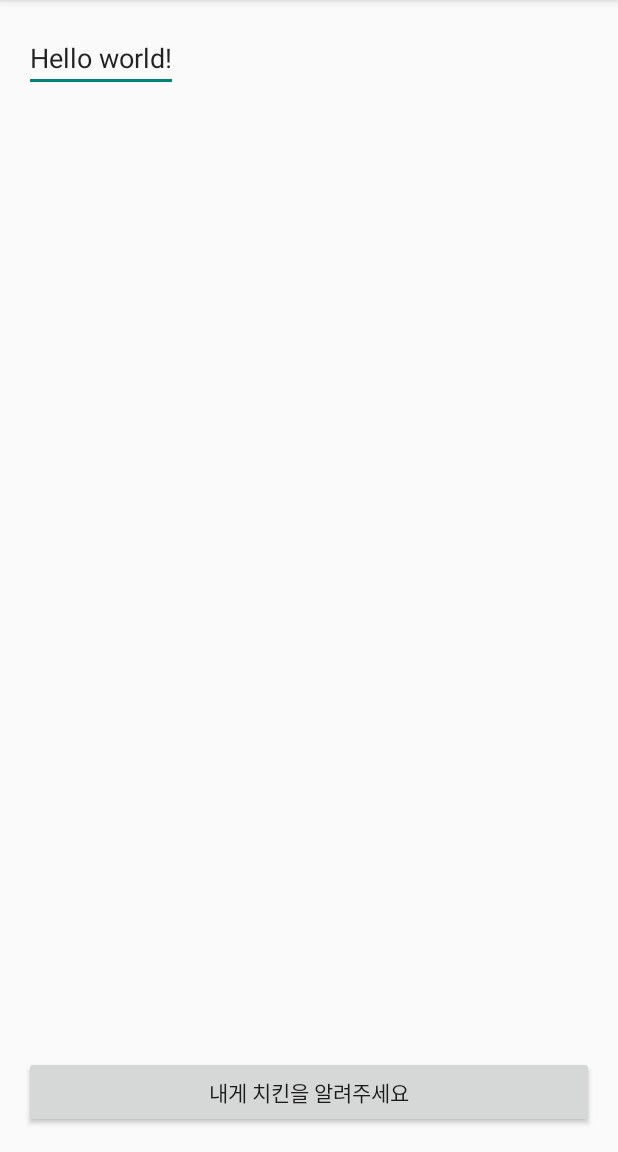
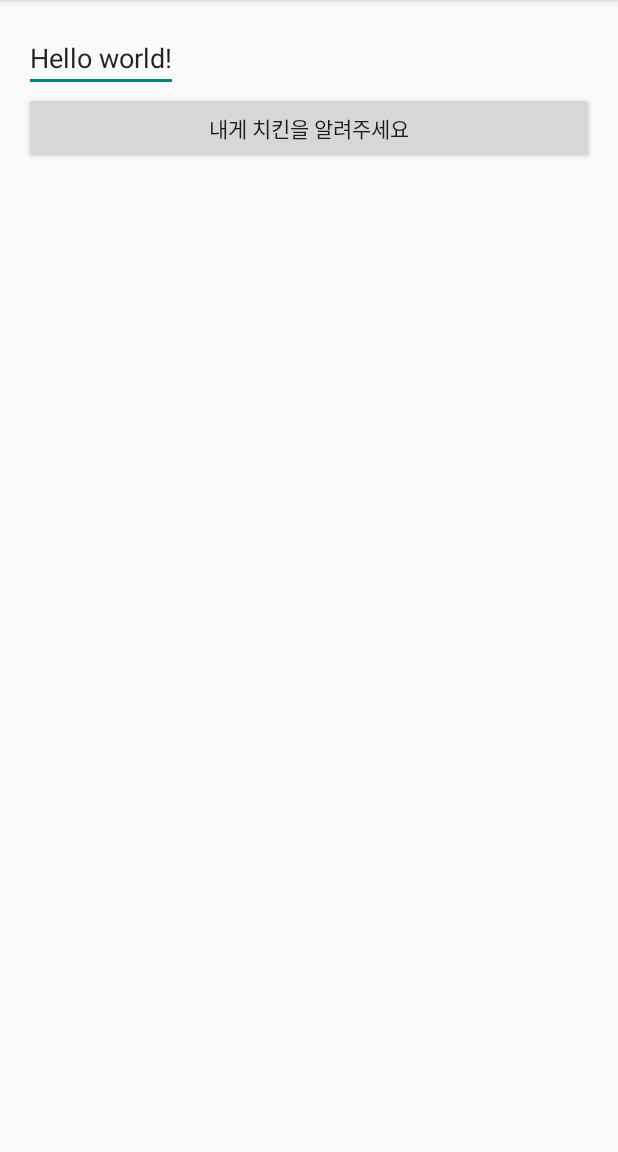
Before and after one commit to sonhayoung/randomgame, an Android app: the ResultActivity screen opened directly, with no data from a screen before it, on a phone screen of 412 x 824 dp, the part 84-1236 px from its top. Run offline under Robolectric (Android 15) with nearby library versions, the phone set to English and light mode, and no system bars; 1 statement that could not run was skipped.

```diff
--- a/mobile/build.gradle
+++ b/mobile/build.gradle
@@ -3,10 +3,9 @@ apply plugin: 'com.android.application'
 android {
     compileSdkVersion 21
     buildToolsVersion '21.1.2'
-
     defaultConfig {
         applicationId "kr.hs.emirim.thsgkdud123.monchicken"
-        minSdkVersion 15
+        minSdkVersion 19
         targetSdkVersion 21
         versionCode 1
         versionName "1.0"
@@ -17,6 +16,8 @@ android {
             proguardFiles getDefaultProguardFile('proguard-android.txt'), 'proguard-rules.pro'
         }
     }
+    productFlavors {
+    }
 }
 
 dependencies {
--- a/mobile/src/main/res/layout/activity_main.xml
+++ b/mobile/src/main/res/layout/activity_main.xml
@@ -16,7 +16,7 @@
         android:layout_height="wrap_content"
         android:text="내게 치킨을 알려주세요"
         android:id="@+id/btn_show_me_the_chicken"
-        android:layout_alignParentBottom="true"
-        android:layout_centerHorizontal="true" />
+        android:layout_below="@+id/name"
+        android:layout_alignParentStart="true" />
 
 </RelativeLayout>
```
Also changed, not shown: mobile/src/main/res/drawable-xxhdpi/c01.jpg (added), mobile/src/main/res/drawable-xxhdpi/c02.jpg (added), mobile/src/main/res/drawable-xxhdpi/c03.jpg (added), 1 other file.
